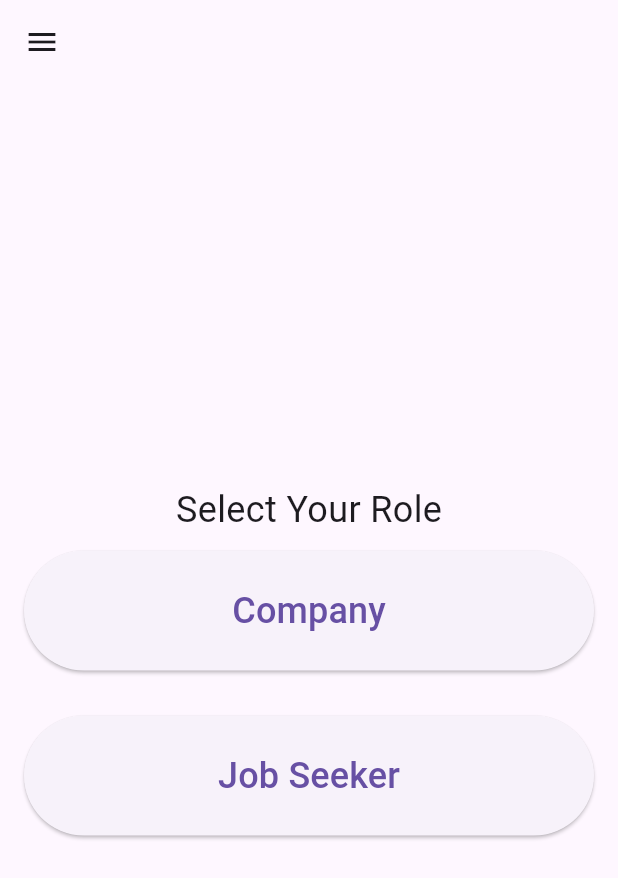
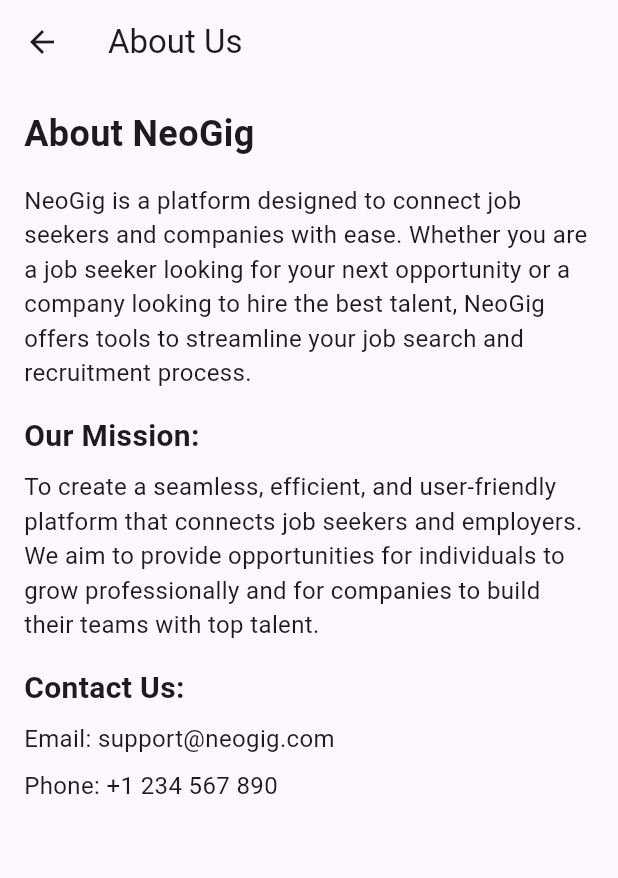
Before and after one commit to saibshuvro/neogig0, a Flutter app: the screen it shows after launch, in the side drawer, after a tap on "About Us", on a phone screen of 412 x 824 dp. Shown: the top 878 px of the screen. Run offline on Flutter 3.47's test engine with Material 3 defaults, Android fonts, the phone set to English and light mode, and no system bars; our stand-ins replace shared_preferences.

Commit message:
Few style changes and added FAQ and About Us pages

```diff
--- /dev/null
+++ b/lib/about_us_page.dart
@@ -0,0 +1,61 @@
+import 'package:flutter/material.dart';
+// import 'package:neogig0/widgets/custom_drawer.dart';
+
+class AboutUsPage extends StatelessWidget {
+  final String userRole;
+
+  const AboutUsPage({super.key, required this.userRole});
+
+  @override
+  Widget build(BuildContext context) {
+    return Scaffold(
+      appBar: AppBar(title: const Text('About Us')),
+      // drawer: CustomDrawer(userRole: userRole),
+      body: Padding(
+        padding: const EdgeInsets.all(16.0),
+        child: Column(
+          crossAxisAlignment: CrossAxisAlignment.start,
+          children: [
+            const Text(
+              'About NeoGig',
+              style: TextStyle(fontSize: 24, fontWeight: FontWeight.bold),
+            ),
+            const SizedBox(height: 16),
+            const Text(
+              'NeoGig is a platform designed to connect job seekers and companies with ease. '
+              'Whether you are a job seeker looking for your next opportunity or a company looking to hire the best talent, '
+              'NeoGig offers tools to streamline your job search and recruitment process.',
+              style: TextStyle(fontSize: 16),
+            ),
+            const SizedBox(height: 16),
+            const Text(
+              'Our Mission:',
+              style: TextStyle(fontSize: 20, fontWeight: FontWeight.bold),
+            ),
+            const SizedBox(height: 8),
+            const Text(
+              'To create a seamless, efficient, and user-friendly platform that connects job seekers and employers. '
+              'We aim to provide opportunities for individuals to grow professionally and for companies to build their teams with top talent.',
+              style: TextStyle(fontSize: 16),
+            ),
+            const SizedBox(height: 16),
+            const Text(
+              'Contact Us:',
+              style: TextStyle(fontSize: 20, fontWeight: FontWeight.bold),
+            ),
+            const SizedBox(height: 8),
+            const Text(
+              'Email: support@neogig.com',
+              style: TextStyle(fontSize: 16),
+            ),
+            const SizedBox(height: 8),
+            const Text(
+              'Phone: +1 234 567 890',
+              style: TextStyle(fontSize: 16),
+            ),
+          ],
+        ),
+      ),
+    );
+  }
+}
--- a/lib/applicants_page.dart
+++ b/lib/applicants_page.dart
@@ -2,7 +2,7 @@
 import 'package:flutter/material.dart';
 import 'package:http/http.dart' as http;
 import 'package:shared_preferences/shared_preferences.dart';
-import 'application_page.dart';  // Import the ApplicationDetailsPage
+import 'package:neogig0/application_page.dart';  // Import the ApplicationDetailsPage
 import 'package:neogig0/widgets/custom_drawer.dart';
 
 class ApplicantsPage extends StatefulWidget {
--- a/lib/applied_jobs_page.dart
+++ b/lib/applied_jobs_page.dart
@@ -2,9 +2,8 @@
 import 'package:flutter/material.dart';
 import 'package:http/http.dart' as http;
 import 'package:shared_preferences/shared_preferences.dart';
-// import 'job_details_page.dart';  // Import the job details page
 import 'package:neogig0/widgets/custom_drawer.dart';
-import 'application_page.dart';
+import 'package:neogig0/application_page.dart';
 
 class AppliedJobsPage extends StatefulWidget {
   final String userRole;
--- a/lib/company_profile_page.dart
+++ b/lib/company_profile_page.dart
@@ -3,7 +3,7 @@
 import 'package:http/http.dart' as http;
 import 'package:shared_preferences/shared_preferences.dart';
 import 'package:neogig0/widgets/custom_drawer.dart';
-import 'edit_company_page.dart';
+import 'package:neogig0/edit_company_page.dart';
 import 'package:neogig0/main.dart';
 
 class CompanyProfilePage extends StatefulWidget {
@@ -128,7 +128,7 @@
                           Expanded(
                             child: ElevatedButton(
                               style: ElevatedButton.styleFrom(
-                                backgroundColor: Colors.red,
+                                backgroundColor: Colors.red.shade200,
                               ),
                               onPressed: () async {
                                 final ok = await showDialog<bool>(
--- a/lib/company_public_page.dart
+++ b/lib/company_public_page.dart
@@ -1,4 +1,3 @@
-// company_public_page.dart
 import 'dart:convert';
 import 'package:flutter/material.dart';
 import 'package:http/http.dart' as http;
--- a/lib/create_job_page.dart
+++ b/lib/create_job_page.dart
@@ -2,7 +2,8 @@
 import 'package:flutter/material.dart';
 import 'package:http/http.dart' as http;
 import 'package:shared_preferences/shared_preferences.dart';
-import 'company_profile_page.dart';
+import 'package:neogig0/company_profile_page.dart';
+import 'package:neogig0/widgets/custom_drawer.dart';
 
 class CreateJobPage extends StatefulWidget {
   final String userRole;
@@ -145,6 +146,7 @@
   Widget build(BuildContext context) {
     return Scaffold(
       appBar: AppBar(title: const Text("Create Job")),
+      drawer: CustomDrawer(userRole: widget.userRole),
       body: Padding(
         padding: const EdgeInsets.all(16.0),
         child: Form(
--- /dev/null
+++ b/lib/faq_page.dart
@@ -0,0 +1,67 @@
+import 'package:flutter/material.dart';
+// import 'package:neogig0/widgets/custom_drawer.dart';
+
+class FaqPage extends StatelessWidget {
+  final String userRole;
+
+  const FaqPage({super.key, required this.userRole});
+
+  @override
+  Widget build(BuildContext context) {
+    return Scaffold(
+      appBar: AppBar(title: const Text('FAQ')),
+      // drawer: CustomDrawer(userRole: userRole),
+      body: Padding(
+        padding: const EdgeInsets.all(16.0),
+        child: ListView(
+          children: [
+            const Text(
+              'Frequently Asked Questions (FAQ)',
+              style: TextStyle(fontSize: 24, fontWeight: FontWeight.bold),
+            ),
+            const SizedBox(height: 16),
+            _faqItem(
+              'How do I create an account?',
+              'To create an account, click on the sign-up button on the homepage and fill in your details. You can sign up as a Job Seeker or Company.',
+            ),
+            _faqItem(
+              'How can I apply for jobs?',
+              'Once you have an account, you can browse through available jobs, and if you find one that matches your skills, click the "Apply" button to submit your application.',
+            ),
+            _faqItem(
+              'How can I edit my job application?',
+              'To edit your application, go to your profile page and find the job listing you applied to. You can edit your application there if the company hasn’t processed it yet.',
+            ),
+            _faqItem(
+              'How do I withdraw an application?',
+              'You can withdraw an application by navigating to the "Application Details" page, and clicking the "Withdraw" button. Confirm the action when prompted.',
+            ),
+            _faqItem(
+              'How can I create a job listing?',
+              'If you are a Company, you can create a job listing by going to the "Create Job" section in your profile. Fill in the necessary details and publish your job opening.',
+            ),
+            // _faqItem(
+            //   'What if I forget my password?',
+            //   'If you forget your password, you can reset it by clicking the "Forgot Password" link on the login page and following the instructions.',
+            // ),
+            const SizedBox(height: 24),
+            const Text(
+              'Still have questions? Contact our support team at support@neogig.com',
+              style: TextStyle(fontSize: 16),
+            ),
+          ],
+        ),
+      ),
+    );
+  }
+
+  Widget _faqItem(String question, String answer) {
+    return Card(
+      margin: const EdgeInsets.only(bottom: 12),
+      child: ListTile(
+        title: Text(question, style: const TextStyle(fontWeight: FontWeight.bold)),
+        subtitle: Text(answer),
+      ),
+    );
+  }
+}
--- a/lib/home_page.dart
+++ b/lib/home_page.dart
@@ -1,11 +1,10 @@
-// home_page.dart
 import 'dart:convert';
 import 'package:flutter/material.dart';
 import 'package:http/http.dart' as http;
 import 'package:shared_preferences/shared_preferences.dart';
 import 'package:flutter/services.dart';
-import '../widgets/job_card.dart';
-import '../widgets/custom_drawer.dart';
+import 'package:neogig0/widgets/job_card.dart';
+import 'package:neogig0/widgets/custom_drawer.dart';
 import 'package:flutter/services.dart';
 
 class HomePage extends StatefulWidget {
--- a/lib/jobseeker_profile_page.dart
+++ b/lib/jobseeker_profile_page.dart
@@ -3,7 +3,7 @@
 import 'package:http/http.dart' as http;
 import 'package:shared_preferences/shared_preferences.dart';
 import 'package:neogig0/widgets/custom_drawer.dart';
-import 'edit_jobseeker_page.dart';
+import 'package:neogig0/edit_jobseeker_page.dart';
 import 'package:neogig0/main.dart';
 
 class JobSeekerProfilePage extends StatefulWidget {
@@ -124,7 +124,7 @@
                           const SizedBox(width: 12),
                           Expanded(
                             child: ElevatedButton(
-                              style: ElevatedButton.styleFrom(backgroundColor: Colors.red),
+                              style: ElevatedButton.styleFrom(backgroundColor: Colors.red.shade200),
                               onPressed: () async {
                                 final ok = await showDialog<bool>(
                                   context: context,
--- a/lib/main.dart
+++ b/lib/main.dart
@@ -1,8 +1,8 @@
 import 'package:flutter/material.dart';
 import 'package:shared_preferences/shared_preferences.dart';
 import 'dart:convert'; // <-- added for JWT decode
-import 'login_page.dart';
-import 'home_page.dart';
+import 'package:neogig0/login_page.dart';
+import 'package:neogig0/home_page.dart';
 import 'package:neogig0/widgets/custom_drawer.dart';
 import 'package:neogig0/company_profile_page.dart';
 
@@ -60,7 +60,7 @@
   Widget build(BuildContext context) {
     return MaterialApp(
       title: 'NeoGig',
-      theme: ThemeData(primarySwatch: Colors.green),
+      // theme: ThemeData(primarySwatch: Colors.green),
       // Decide the first page based on token/role
       home: (token != null && role != null)
           ? (role == 'Company'
--- a/lib/posted_jobs_page.dart
+++ b/lib/posted_jobs_page.dart
@@ -3,9 +3,9 @@
 import 'package:http/http.dart' as http;
 import 'package:shared_preferences/shared_preferences.dart';
 import 'package:neogig0/widgets/custom_drawer.dart';
-import 'job_page.dart';  // Import the JobPage
-import 'edit_job_page.dart';
-import 'applicants_page.dart';
+import 'package:neogig0/job_page.dart';  // Import the JobPage
+import 'package:neogig0/edit_job_page.dart';
+import 'package:neogig0/applicants_page.dart';
 
 class PostedJobsPage extends StatefulWidget {
   final String userRole;
--- a/lib/saved_jobs_page.dart
+++ b/lib/saved_jobs_page.dart
@@ -2,7 +2,7 @@
 import 'package:flutter/material.dart';
 import 'package:http/http.dart' as http;
 import 'package:shared_preferences/shared_preferences.dart';
-import '../widgets/job_card.dart';
+import 'package:neogig0/widgets/job_card.dart';
 import 'package:neogig0/widgets/custom_drawer.dart';
 
 class SavedJobsPage extends StatefulWidget {
--- a/lib/widgets/custom_drawer.dart
+++ b/lib/widgets/custom_drawer.dart
@@ -8,6 +8,8 @@
 import 'package:neogig0/home_page.dart';
 import 'package:neogig0/saved_jobs_page.dart';
 import 'package:neogig0/applied_jobs_page.dart';
+import 'package:neogig0/about_us_page.dart';
+import 'package:neogig0/faq_page.dart';
 
 class CustomDrawer extends StatelessWidget {
   final String userRole; // Pass this variable to control visibility
@@ -102,13 +104,19 @@
           ListTile(
             title: const Text('About Us'),
             onTap: () {
-              Navigator.pop(context);
+              Navigator.push(
+                  context,
+                  MaterialPageRoute(builder: (_) => AboutUsPage(userRole: userRole)),
+                );
             },
           ),
           ListTile(
             title: const Text('FAQ'),
             onTap: () {
-              Navigator.pop(context);
+              Navigator.push(
+                  context,
+                  MaterialPageRoute(builder: (_) => FaqPage(userRole: userRole)),
+                );
             },
           ),
           if (userRole == 'Company' || userRole == 'JobSeeker')
--- a/lib/widgets/job_card.dart
+++ b/lib/widgets/job_card.dart
@@ -2,7 +2,7 @@
 import 'package:intl/intl.dart';
 import 'package:http/http.dart' as http;
 import 'dart:convert';
-import '../job_page.dart';
+import 'package:neogig0/job_page.dart';
 import 'package:shared_preferences/shared_preferences.dart';
 
 class JobCard extends StatefulWidget {
@@ -165,7 +165,7 @@
                 if (widget.pageFrom == 'Home')
                   ElevatedButton(
                     onPressed: _saving ? null : _saveJob,
-                    style: ElevatedButton.styleFrom(backgroundColor: Colors.green),
+                    //style: ElevatedButton.styleFrom(backgroundColor: Colors.lightGreenAccent.shade200),
                     child: _saving
                         ? const SizedBox(
                             width: 20,
@@ -178,7 +178,7 @@
                 if (widget.pageFrom == 'Saved')
                   ElevatedButton(
                     onPressed: _unsaving ? null : _unsaveJob,
-                    style: ElevatedButton.styleFrom(backgroundColor: Colors.red),
+                    //style: ElevatedButton.styleFrom(backgroundColor: Colors.red.shade200),
                     child: _unsaving
                         ? const SizedBox(
                             width: 20,
```
Also changed, not shown: lib/application_page.dart (+20 -20 lines), lib/job_page.dart (+4 -4 lines), 2 other files.
